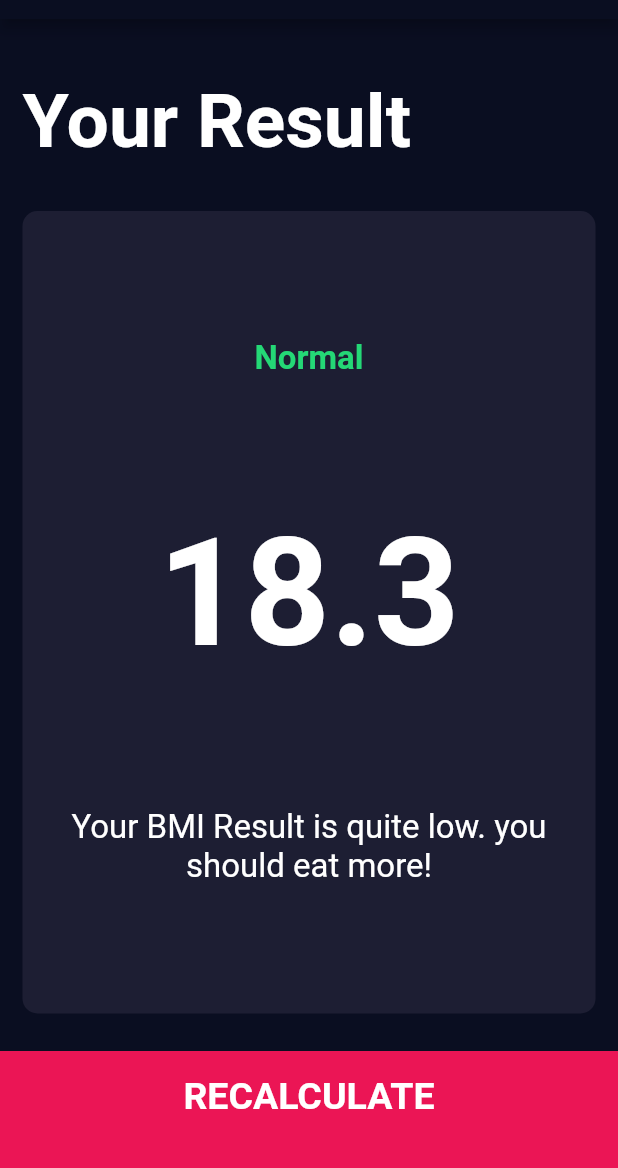
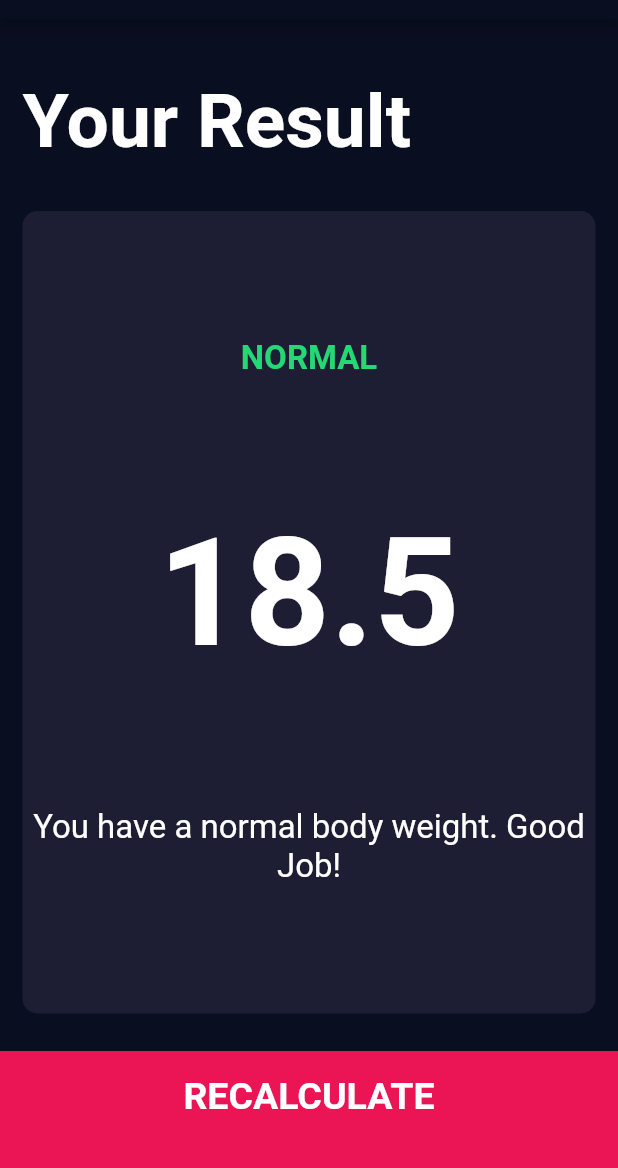
Before and after one commit to Arjun-Pradeep/Flutter_App_Development, a Flutter app: the screen it shows after launch, after a tap on "CALCULATE", on a phone screen of 412 x 824 dp, the part 65-1233 px from its top. Run offline on Flutter 3.47's test engine with Material 2 defaults, Android fonts, the phone set to English and light mode, and no system bars; our stand-ins replace audioplayers, font_awesome_flutter.

Commit message:
Flutter_Development_bmi_calculator_app_update_v3.8

```diff
--- /dev/null
+++ b/bmi-calculator-flutter/lib/calculator_brain.dart
@@ -0,0 +1,35 @@
+import 'dart:math';
+
+class CalculatorBrain {
+  CalculatorBrain({this.height, this.weight});
+
+  final int height;
+  final int weight;
+
+  double _bmi;
+
+  String calculateBMI() {
+    _bmi = weight / pow(height / 100, 2);
+    return _bmi.toStringAsFixed(1);
+  }
+
+  String getResult() {
+    if (_bmi >= 25) {
+      return 'Overweight';
+    } else if (_bmi > 18.5) {
+      return 'Normal';
+    } else {
+      return 'Underweight';
+    }
+  }
+
+  String getinterpretation() {
+    if (_bmi >= 25) {
+      return 'You have higher than a normal body weight. Try to exercise more.';
+    } else if (_bmi > 18.5) {
+      return 'You have a normal body weight. Good Job!';
+    } else {
+      return 'You have a lower than a normal body weight. You can a eat a bit more.';
+    }
+  }
+}
--- a/bmi-calculator-flutter/lib/screens/input_page.dart
+++ b/bmi-calculator-flutter/lib/screens/input_page.dart
@@ -6,6 +6,7 @@
 import 'results_page.dart';
 import 'package:bmi_calculator/components/button_button.dart';
 import 'package:bmi_calculator/components/round_icon_button.dart';
+import 'package:bmi_calculator/calculator_brain.dart';
 
 enum Gender { male, female }
 
@@ -195,9 +196,16 @@
           BottomButton(
             buttonTitle: 'CALCULATE',
             onTap: () {
+
+              CalculatorBrain calc = CalculatorBrain(height: height,weight: weight);
+
               Navigator.push(
                 context,
-                MaterialPageRoute(builder: (context) => ResultsPage()),
+                MaterialPageRoute(builder: (context) => ResultsPage(
+                  bmiResult: calc.calculateBMI(),
+                  resultText: calc.getResult(),
+                  interpretation: calc.getinterpretation(),
+                )),
               );
             },
           ),
--- a/bmi-calculator-flutter/lib/screens/results_page.dart
+++ b/bmi-calculator-flutter/lib/screens/results_page.dart
@@ -4,6 +4,13 @@
 import 'package:bmi_calculator/constants.dart';
 
 class ResultsPage extends StatelessWidget {
+
+  ResultsPage({@required this.bmiResult,@required this.resultText,@required this.interpretation});
+
+  final String bmiResult;
+  final String resultText;
+  final String interpretation;
+
   @override
   Widget build(BuildContext context) {
     return Scaffold(
@@ -33,15 +40,15 @@
                   crossAxisAlignment: CrossAxisAlignment.center,
                   children: <Widget>[
                     Text(
-                      'Normal',
+                      resultText.toUpperCase() ,
                       style: kResultTextStyle,
                     ),
                     Text(
-                      '18.3',
+                      bmiResult,
                       style: kBMITextStyle,
                     ),
                     Text(
-                      'Your BMI Result is quite low. you should eat more!',
+                      interpretation,
                       textAlign: TextAlign.center,
                       style: kBodyTextStyle,
                     ),
```
